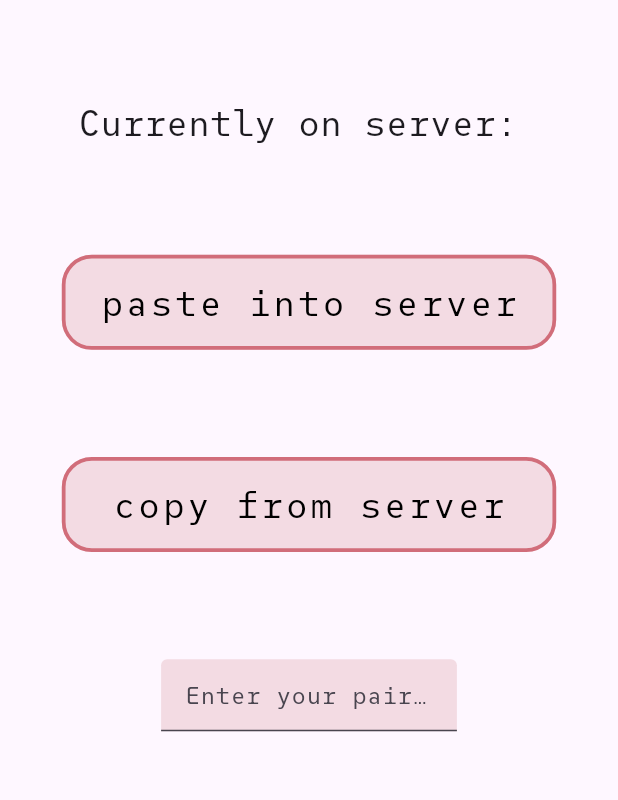
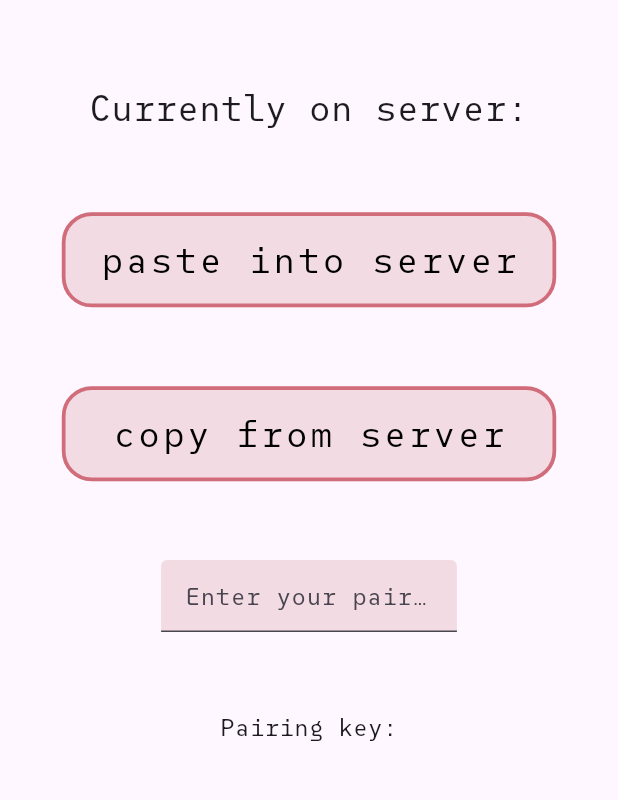
Before and after one commit to mrrsl/this-is-wendys, a Flutter app: the screen it shows after launch, on a phone screen of 412 x 824 dp, the part 217-1017 px from its top. Run offline on Flutter 3.47's test engine with Material 3 defaults, Android fonts, the light colour scheme and no system bars; network calls fail; statements that could not run were skipped.

Commit message:
made updating text to show what your pairing key is

```diff
--- a/flutter/mobile_gui/lib/main.dart
+++ b/flutter/mobile_gui/lib/main.dart
@@ -5,6 +5,7 @@ import 'package:mobile_gui/websocket_controller.dart';
 
 WebsocketController ws = WebsocketController();
 ValueNotifier<String> mainReceivedMessage = ValueNotifier<String>("");
+ValueNotifier<String> pairingKey = ValueNotifier<String>("");
 
 void main() async {
   await ws.pair("dn");
@@ -119,6 +120,7 @@ class _MyHomePageState extends State<MyHomePage> {
                     return Text(
                       'Currently on server: $value',
                       style: TextStyle(fontFamily: "SUSEMono", fontSize: 24),
+                      textAlign: TextAlign.center,
                     );
                   },
                 ),
@@ -229,6 +231,17 @@ class _MyHomePageState extends State<MyHomePage> {
                     },
                   ),
                 ),
+
+                ValueListenableBuilder<String>(
+                  valueListenable: pairingKey,
+                  builder: (context, value, child) {
+                    return Text(
+                      'Pairing key: $value',
+                      style: TextStyle(fontFamily: "SUSEMono", fontSize: 16),
+                      textAlign: TextAlign.center,
+                    );
+                  },
+                ),
               ],
             ),
           ),
--- a/flutter/mobile_gui/lib/websocket_controller.dart
+++ b/flutter/mobile_gui/lib/websocket_controller.dart
@@ -16,6 +16,8 @@ class WebsocketController {
 
     wsChannel = WebSocketChannel.connect(Uri.parse(url));
     await wsChannel.ready;
+    //pairingKey is the one that exists in main.dart
+    pairingKey.value = pairingCode;
 
     wsChannel.stream.listen(
       (message) {
```
